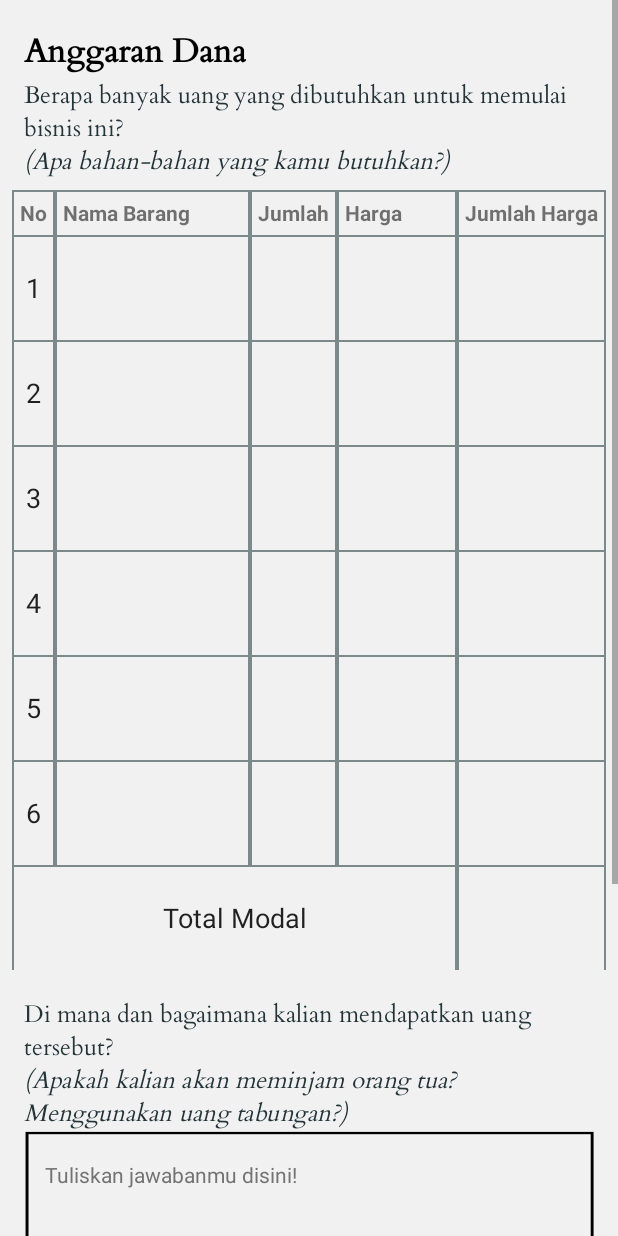
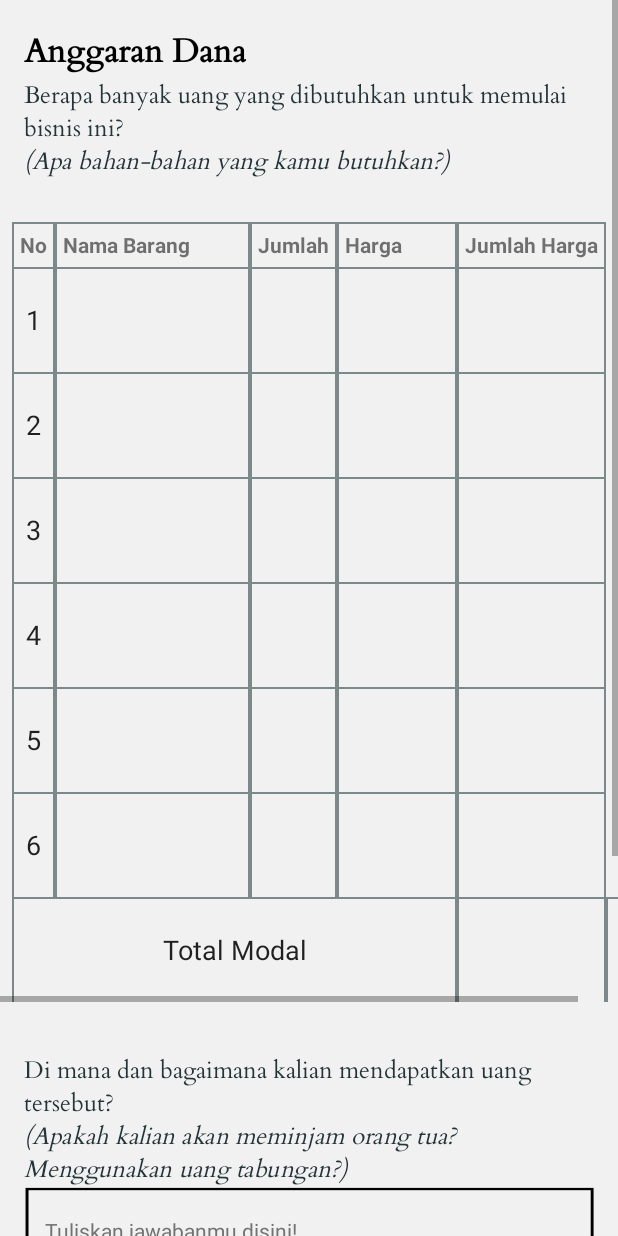
Before and after one commit to yendrapriambada/EkoratifDigitalApp, an Android app: the AnggaranDanaActivity screen opened directly, with no data from a screen before it, on a phone screen of 412 x 824 dp. Run offline under Robolectric (Android 15) with nearby library versions, the phone set to English and light mode, and no system bars.

Commit message:
Revisi Layout

```diff
--- a/app/src/main/java/academy/bangkit/interactivemoduleproject/FiveActivity.kt
+++ b/app/src/main/java/academy/bangkit/interactivemoduleproject/FiveActivity.kt
@@ -44,7 +44,7 @@ class FiveActivity : AppCompatActivity() {
                     startActivity(it)
                 }
             }
-            imgLr.setOnClickListener {
+            imgLp.setOnClickListener {
                 Intent(this@FiveActivity, ProyekWawancara1Activity::class.java).also {
                     startActivity(it)
                 }
--- a/app/src/main/java/academy/bangkit/interactivemoduleproject/RencanaUsahaActivity.kt
+++ b/app/src/main/java/academy/bangkit/interactivemoduleproject/RencanaUsahaActivity.kt
@@ -15,7 +15,7 @@ class RencanaUsahaActivity : AppCompatActivity() {
 
         binding.apply {
             btnPrev.setOnClickListener {
-                Intent(this@RencanaUsahaActivity, CoverProposalActivity::class.java).also {
+                Intent(this@RencanaUsahaActivity, IdeUsahaActivity::class.java).also {
                     startActivity(it)
                 }
             }
--- a/app/src/main/res/drawable-nodpi/bg_refleksi.xml
+++ b/app/src/main/res/drawable-nodpi/bg_refleksi.xml
@@ -3,5 +3,5 @@
     <solid android:color="#F0F1F0"/>
     <stroke android:width="2dp" android:color="#000000" />
     <padding android:left="0dp" android:top="0dp" android:right="0dp" android:bottom="0dp" />
-    <corners android:radius="10dp"
+    <corners android:radius="10dp"/>
 </shape>
--- a/app/src/main/res/layout/activity_anggaran_dana.xml
+++ b/app/src/main/res/layout/activity_anggaran_dana.xml
@@ -35,9 +35,24 @@
             app:layout_constraintStart_toStartOf="@+id/textView29"
             app:layout_constraintTop_toBottomOf="@+id/textView29" />
 
+        <ScrollView
+            android:id="@+id/tableLayout"
+            android:layout_width="wrap_content"
+            android:layout_height="wrap_content"
+            android:layout_marginTop="16dp"
+            android:paddingBottom="16dp"
+            android:scrollbars="horizontal"
+            app:layout_constraintEnd_toEndOf="parent"
+            app:layout_constraintStart_toStartOf="parent"
+            app:layout_constraintTop_toBottomOf="@+id/desc1">
 
+            <HorizontalScrollView
+                android:id="@+id/horizontalView"
+                android:layout_height="wrap_content"
+                android:scrollbars="horizontal|vertical"
+                android:layout_width="wrap_content"
+                android:layout_marginTop="5dip">
                 <TableLayout
-            android:id="@+id/tableLayout"
                 android:layout_width="match_parent"
                 android:layout_height="wrap_content"
                 android:layout_marginStart="8dp"
@@ -231,6 +246,8 @@
                 </TableRow>
             </TableLayout>
 
+            </HorizontalScrollView>
+        </ScrollView>
 
         <TextView
             android:id="@+id/desc2"
--- a/app/src/main/res/layout/activity_proyek_wawancara1.xml
+++ b/app/src/main/res/layout/activity_proyek_wawancara1.xml
@@ -44,9 +44,9 @@
     <EditText
         android:id="@+id/edt_refleksi321"
         android:layout_width="0dp"
-        android:layout_height="wrap_content"
+        android:layout_height="0dp"
         android:layout_marginStart="8dp"
-        android:layout_marginTop="8dp"
+        android:layout_marginTop="16dp"
         android:layout_marginEnd="8dp"
         android:layout_marginBottom="16dp"
         android:backgroundTint="#000000"
```
Also changed, not shown: app/src/main/res/layout/activity_cover_proposal.xml (+4 -4 lines), app/src/main/res/layout/activity_proyek_wawancara2.xml (+2 -13 lines). Lines whose indentation alone changed are shown as unchanged.
